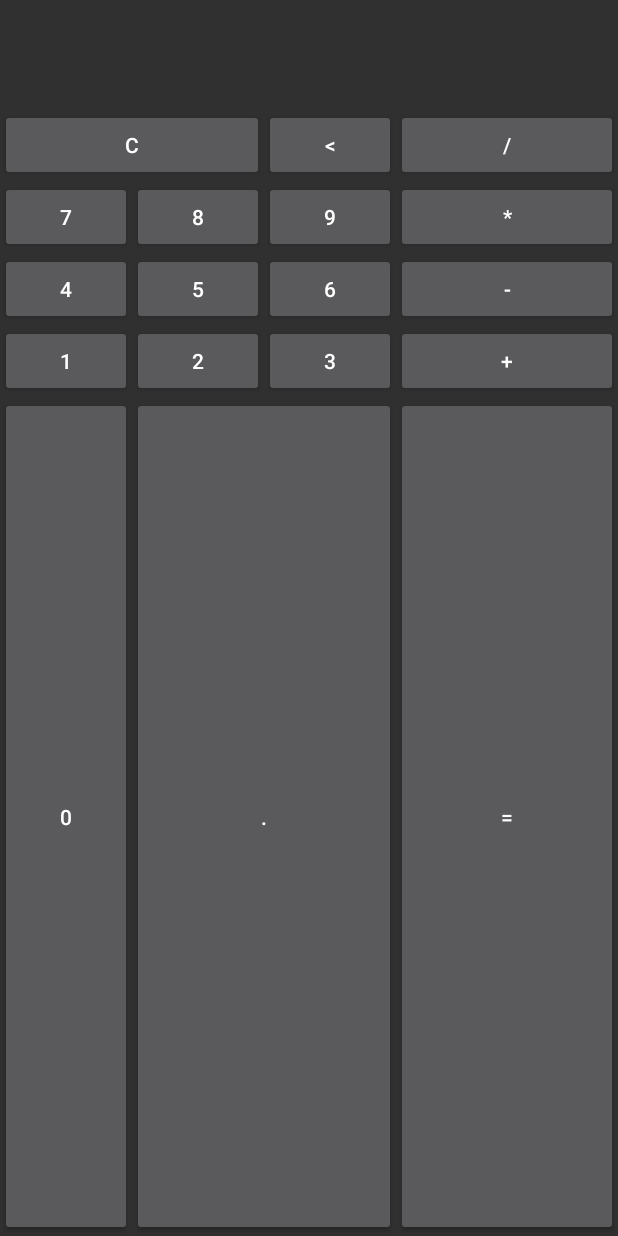
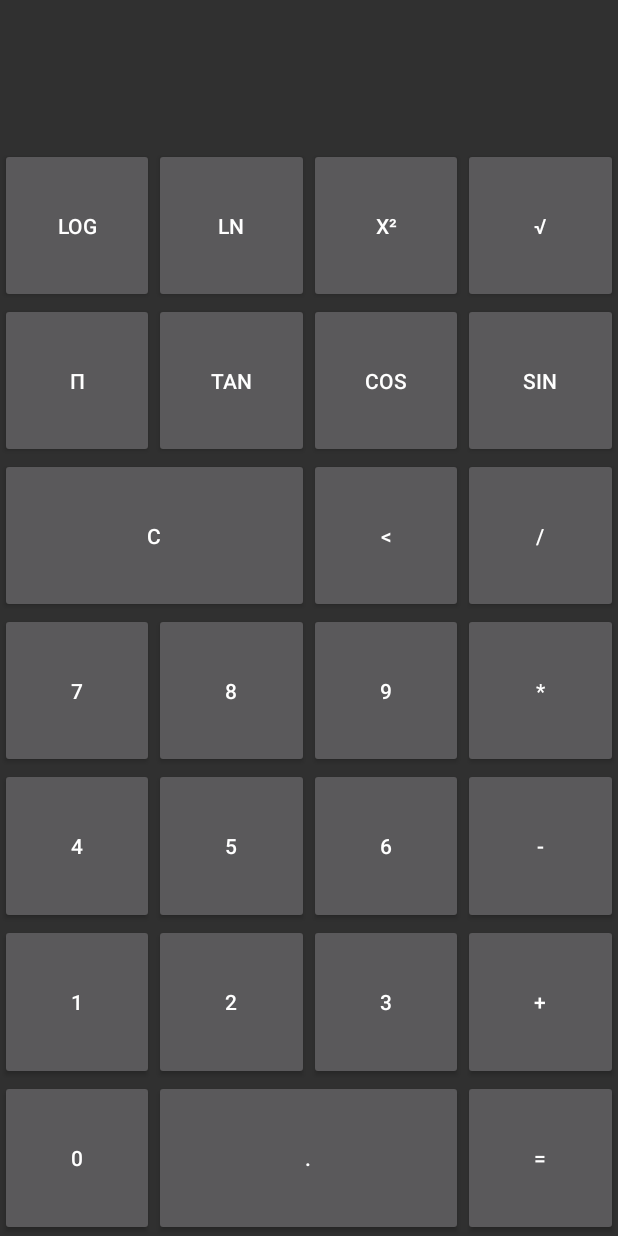
Before and after one commit to shaxi1/Android-Calculator, an Android app: the AdvancedCalcActivity screen opened directly, with no data from a screen before it, on a phone screen of 412 x 824 dp. Run offline under Robolectric (Android 15) with nearby library versions, the phone set to English and light mode, and no system bars.

Commit message:
Add advanced calculator layout

```diff
--- a/app/src/main/res/layout/activity_advanced_calc.xml
+++ b/app/src/main/res/layout/activity_advanced_calc.xml
@@ -3,7 +3,7 @@
     android:layout_width="match_parent"
     android:layout_height="match_parent"
     android:columnCount="4"
-    android:rowCount="6">
+    android:rowCount="8">
 
     <TextView
         android:id="@+id/tv_result"
@@ -14,133 +14,242 @@
         android:layout_columnSpan="4"
         android:layout_gravity="fill_horizontal"
         android:gravity="end"
-        android:padding="16dp"/>
+        android:layout_columnWeight="1"
+        android:layout_rowWeight="1"
+        android:padding="1dp" />
+
+    <Button
+        android:id="@+id/btn_square"
+        android:text="√"
+        android:layout_column="3"
+        android:layout_row="1"
+        android:layout_columnWeight="1"
+        android:layout_rowWeight="1"
+        android:layout_gravity="fill"/>
+
+    <Button
+        android:id="@+id/btn_expo"
+        android:text="x²"
+        android:layout_column="2"
+        android:layout_row="1"
+        android:layout_columnWeight="1"
+        android:layout_rowWeight="1"
+        android:layout_gravity="fill"/>
+
+    <Button
+        android:id="@+id/btn_ln"
+        android:text="ln"
+        android:layout_column="1"
+        android:layout_row="1"
+        android:layout_columnWeight="1"
+        android:layout_rowWeight="1"
+        android:layout_gravity="fill"/>
+    <Button
+        android:id="@+id/btn_log"
+        android:text="log"
+        android:layout_column="0"
+        android:layout_row="1"
+        android:layout_columnWeight="1"
+        android:layout_rowWeight="1"
+        android:layout_gravity="fill"/>
+
+    <Button
+        android:id="@+id/btn_sin"
+        android:text="sin"
+        android:layout_column="3"
+        android:layout_row="2"
+        android:layout_columnWeight="1"
+        android:layout_rowWeight="1"
+        android:layout_gravity="fill"/>
+
+    <Button
+        android:id="@+id/btn_cos"
+        android:text="cos"
+        android:layout_column="2"
+        android:layout_row="2"
+        android:layout_columnWeight="1"
+        android:layout_rowWeight="1"
+        android:layout_gravity="fill"/>
+
+    <Button
+        android:id="@+id/btn_tan"
+        android:text="tan"
+        android:layout_column="1"
+        android:layout_row="2"
+        android:layout_columnWeight="1"
+        android:layout_rowWeight="1"
+        android:layout_gravity="fill"/>
+
+    <Button
+        android:id="@+id/btn_pi"
+        android:text="π"
+        android:layout_column="0"
+        android:layout_row="2"
+        android:layout_columnWeight="1"
+        android:layout_rowWeight="1"
+        android:layout_gravity="fill"/>
 
     <Button
         android:id="@+id/btn_clear"
         android:text="C"
         android:layout_column="0"
-        android:layout_row="1"
+        android:layout_row="3"
         android:layout_columnSpan="2"
+        android:layout_columnWeight="1"
+        android:layout_rowWeight="1"
         android:layout_gravity="fill"/>
 
     <Button
         android:id="@+id/btn_backspace"
         android:text="@string/deleteButton"
         android:layout_column="2"
-        android:layout_row="1"
+        android:layout_row="3"
+        android:layout_columnWeight="1"
+        android:layout_rowWeight="1"
         android:layout_gravity="fill"/>
 
     <Button
         android:id="@+id/btn_divide"
         android:text="/"
         android:layout_column="3"
-        android:layout_row="1"
+        android:layout_row="3"
+        android:layout_columnWeight="1"
+        android:layout_rowWeight="1"
         android:layout_gravity="fill"/>
 
     <Button
         android:id="@+id/btn_7"
         android:text="7"
         android:layout_column="0"
-        android:layout_row="2"
+        android:layout_row="4"
+        android:layout_columnWeight="1"
+        android:layout_rowWeight="1"
         android:layout_gravity="fill"/>
 
     <Button
         android:id="@+id/btn_8"
         android:text="8"
         android:layout_column="1"
-        android:layout_row="2"
+        android:layout_row="4"
+        android:layout_columnWeight="1"
+        android:layout_rowWeight="1"
         android:layout_gravity="fill"/>
 
     <Button
         android:id="@+id/btn_9"
         android:text="9"
         android:layout_column="2"
-        android:layout_row="2"
+        android:layout_row="4"
+        android:layout_columnWeight="1"
+        android:layout_rowWeight="1"
         android:layout_gravity="fill"/>
 
     <Button
         android:id="@+id/btn_multiply"
         android:text="*"
         android:layout_column="3"
-        android:layout_row="2"
+        android:layout_row="4"
+        android:layout_columnWeight="1"
+        android:layout_rowWeight="1"
         android:layout_gravity="fill"/>
 
     <Button
         android:id="@+id/btn_4"
         android:text="4"
         android:layout_column="0"
-        android:layout_row="3"
+        android:layout_row="5"
+        android:layout_columnWeight="1"
+        android:layout_rowWeight="1"
         android:layout_gravity="fill"/>
 
     <Button
         android:id="@+id/btn_5"
         android:text="5"
         android:layout_column="1"
-        android:layout_row="3"
+        android:layout_row="5"
+        android:layout_columnWeight="1"
+        android:layout_rowWeight="1"
         android:layout_gravity="fill"/>
 
     <Button
         android:id="@+id/btn_6"
         android:text="6"
         android:layout_column="2"
-        android:layout_row="3"
+        android:layout_row="5"
+        android:layout_columnWeight="1"
+        android:layout_rowWeight="1"
         android:layout_gravity="fill"/>
 
     <Button
         android:id="@+id/btn_subtract"
         android:text="-"
         android:layout_column="3"
-        android:layout_row="3"
+        android:layout_row="5"
+        android:layout_columnWeight="1"
+        android:layout_rowWeight="1"
         android:layout_gravity="fill"/>
 
     <Button
         android:id="@+id/btn_1"
         android:text="1"
         android:layout_column="0"
-        android:layout_row="4"
+        android:layout_row="6"
+        android:layout_columnWeight="1"
+        android:layout_rowWeight="1"
         android:layout_gravity="fill"/>
 
     <Button
         android:id="@+id/btn_2"
         android:text="2"
         android:layout_column="1"
-        android:layout_row="4"
+        android:layout_row="6"
+        android:layout_columnWeight="1"
+        android:layout_rowWeight="1"
         android:layout_gravity="fill"/>
 
     <Button
         android:id="@+id/btn_3"
         android:text="3"
         android:layout_column="2"
-        android:layout_row="4"
+        android:layout_row="6"
+        android:layout_columnWeight="1"
+        android:layout_rowWeight="1"
         android:layout_gravity="fill"/>
     <Button
         android:id="@+id/btn_add"
         android:text="+"
         android:layout_column="3"
-        android:layout_row="4"
+        android:layout_row="6"
+        android:layout_columnWeight="1"
+        android:layout_rowWeight="1"
         android:layout_gravity="fill"/>
 
     <Button
         android:id="@+id/btn_sign"
         android:text="0"
         android:layout_column="0"
-        android:layout_row="5"
+        android:layout_row="7"
+        android:layout_columnWeight="1"
+        android:layout_rowWeight="1"
         android:layout_gravity="fill"/>
 
     <Button
         android:id="@+id/btn_0"
         android:text="."
         android:layout_column="1"
-        android:layout_row="5"
+        android:layout_row="7"
         android:layout_columnSpan="2"
+        android:layout_columnWeight="1"
+        android:layout_rowWeight="1"
         android:layout_gravity="fill"/>
 
     <Button
         android:id="@+id/btn_decimal"
         android:text="="
         android:layout_column="3"
-        android:layout_row="5"
+        android:layout_row="7"
+        android:layout_columnWeight="1"
+        android:layout_rowWeight="1"
         android:layout_gravity="fill"/>
 
 </GridLayout>
```
